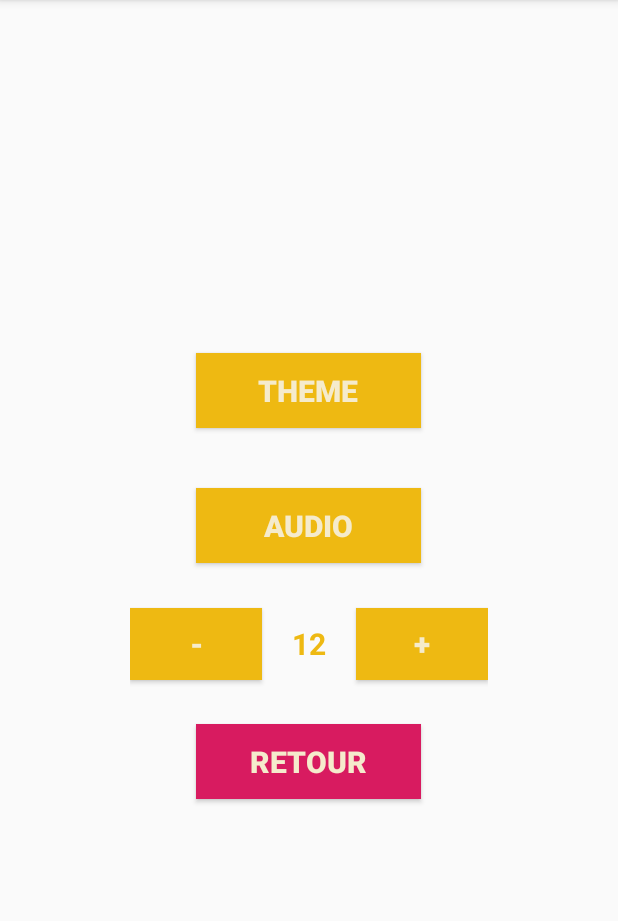
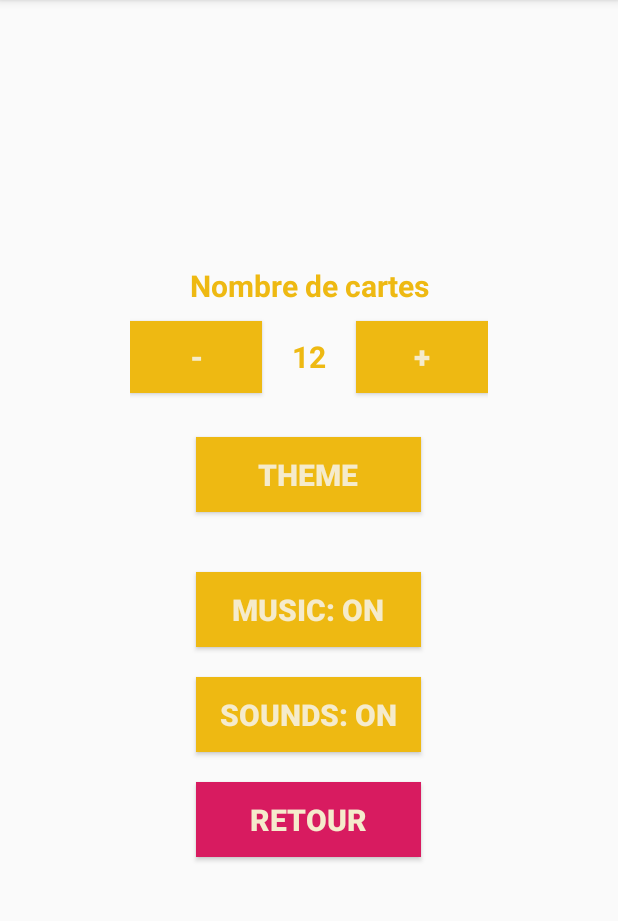
Before and after one commit to Tematuanui/Memoria, an Android app: the screen it shows after launch (OptionsActivity), after a tap on "OPTIONS", on a phone screen of 412 x 824 dp, the part 84-1005 px from its top. Run offline under Robolectric (Android 15) with nearby library versions, the phone set to English and light mode, and no system bars.

Commit message:
ajout de soundBox, et options

```diff
--- a/app/src/main/java/fr/utt/if26/memoria/JouerActivity.java
+++ b/app/src/main/java/fr/utt/if26/memoria/JouerActivity.java
@@ -127,6 +127,8 @@ public class JouerActivity extends AppCompatActivity {
 
         if( c.isLocked() || c == this.visibleCard || this.gameIsPaused )
             return;
+
+        SoundBox.getInstance(getApplicationContext()).cardFlip();
 
         c.returnCard();
 
--- a/app/src/main/java/fr/utt/if26/memoria/MainActivity.java
+++ b/app/src/main/java/fr/utt/if26/memoria/MainActivity.java
@@ -8,33 +8,33 @@ import android.view.View;
 import android.widget.Button;
 
 public class MainActivity extends AppCompatActivity {
-MediaPlayer bip;
-MediaPlayer miiSong;
+    SoundBox soundbox;
 
     @Override
     protected void onCreate(Bundle savedInstanceState) {
         super.onCreate(savedInstanceState);
         setContentView(R.layout.activity_main);
 
-        bip = MediaPlayer.create(getApplicationContext(), R.raw.bip);
-        miiSong = MediaPlayer.create(getApplicationContext(),R.raw.miisong);
+        this.soundbox = SoundBox.getInstance(getApplicationContext());
+        Option opt = Option.getInstance(getApplicationContext());
 
-        miiSong.start();
-        miiSong.setLooping(true);
+        this.soundbox.toggleSounds(opt.areSoundsOn());
+        this.soundbox.startMusic();
+        if( !opt.isMusicOn() ) {
+            this.soundbox.stopMusic();
+        }
+
 
         final Button bt_jouer = (Button)findViewById(R.id.main_bt_jouer);
         final Button bt_options = (Button)findViewById((R.id.main_bt_options));
         final Button bt_scores = (Button)findViewById(R.id.main_bt_scores);
         final Button bt_quitter = (Button)findViewById(R.id.main_bt_quitter);
 
-        final Intent itt_jouer = new Intent(MainActivity.this,JouerActivity.class);
-        final Intent itt_options = new Intent(MainActivity.this,OptionsActivity.class);
-        final Intent itt_scores = new Intent(MainActivity.this,ScoresActivity.class);
-
         bt_jouer.setOnClickListener(new View.OnClickListener() {
             @Override
             public void onClick(View v) {
-                bip.start();
+                soundbox.bip();
+                Intent itt_jouer = new Intent(MainActivity.this,JouerActivity.class);
                 startActivity(itt_jouer);
             }
         });
@@ -42,15 +42,17 @@ MediaPlayer miiSong;
         bt_scores.setOnClickListener(new View.OnClickListener() {
             @Override
             public void onClick(View v) {
-                bip.start();
-                startActivity(itt_scores);
+                soundbox.bip();
+                Intent itt_leaderboard = new Intent(MainActivity.this, LeaderboardActivity.class);
+                startActivity(itt_leaderboard);
             }
         });
 
         bt_options.setOnClickListener(new View.OnClickListener() {
             @Override
             public void onClick(View v) {
-                bip.start();
+                soundbox.bip();
+                Intent itt_options = new Intent(MainActivity.this,OptionsActivity.class);
                 startActivity(itt_options);
             }
         });
@@ -58,7 +60,7 @@ MediaPlayer miiSong;
         bt_quitter.setOnClickListener(new View.OnClickListener() {
             @Override
             public void onClick(View v) {
-                miiSong.stop();
+                soundbox.stopMusic();
                 MainActivity.this.finish();
             }
         });
--- a/app/src/main/java/fr/utt/if26/memoria/Memory.java
+++ b/app/src/main/java/fr/utt/if26/memoria/Memory.java
@@ -196,21 +196,58 @@ class Memory {
     public void setNbCartes(int nbCartes) {
         SharedPreferences sharedPref = this.context.getSharedPreferences("Options", MODE_PRIVATE);
         SharedPreferences.Editor editor = sharedPref.edit();
-        editor.putString("nbCartes", String.valueOf(nbCartes));
+        editor.putInt("nbCartes", nbCartes);
         editor.commit();
     }
 
     public int getNbCartes() {
         SharedPreferences sharedPref = this.context.getSharedPreferences("Options", MODE_PRIVATE);
-        String str_nbCartes = sharedPref.getString("nbCartes", null);
 
-        int nbCartes = 0;
+        int nbCartes;
+
         try {
-            nbCartes = Integer.parseInt(str_nbCartes);
-        } catch(NumberFormatException e) {
+            nbCartes = sharedPref.getInt("nbCartes", Memory.DEFAULT_CARDS_AMOUNT);
+        } catch( ClassCastException e ) {
             nbCartes = Memory.DEFAULT_CARDS_AMOUNT;
         }
 
         return nbCartes;
     }
+
+    public void toggleSounds(boolean flag) {
+        SharedPreferences sharedPref = this.context.getSharedPreferences("Options", MODE_PRIVATE);
+        SharedPreferences.Editor editor = sharedPref.edit();
+        editor.putBoolean("Sounds", flag);
+        editor.commit();
+    }
+    public boolean areSoundsOn() {
+        SharedPreferences sharedPref = this.context.getSharedPreferences("Options", MODE_PRIVATE);
+
+        boolean sounds;
+
+        try {
+            sounds = sharedPref.getBoolean("Sounds", true);
+        } catch( ClassCastException e ) {
+            sounds = true;
+        }
+        return sounds;
+    }
+
+    public void toggleMusic(boolean flag) {
+        SharedPreferences sharedPref = this.context.getSharedPreferences("Options", MODE_PRIVATE);
+        SharedPreferences.Editor editor = sharedPref.edit();
+        editor.putBoolean("Music", flag);
+        editor.commit();
+    }
+    public boolean isMusicOn() {
+        SharedPreferences sharedPref = this.context.getSharedPreferences("Options", MODE_PRIVATE);
+        boolean music;
+        try {
+            music = sharedPref.getBoolean("Music", true);
+        } catch( ClassCastException e ) {
+            music=true;
+        }
+
+        return music;
+    }
 }
--- a/app/src/main/java/fr/utt/if26/memoria/Option.java
+++ b/app/src/main/java/fr/utt/if26/memoria/Option.java
@@ -1,6 +1,7 @@
 package fr.utt.if26.memoria;
 
 import android.content.Context;
+import android.util.Log;
 
 import java.util.ArrayList;
 
@@ -8,12 +9,20 @@ public class Option {
 
     private static Option instance = null;
 
+    private boolean soundsOn;
+    private boolean musicOn;
     private int nbCartes;
     private Context context;
 
     private Option(Context ctx) {
         this.nbCartes = -1;
         this.context = ctx;
+
+        Memory m = Memory.getInstance(ctx);
+        this.soundsOn = m.areSoundsOn();
+        this.musicOn = m.isMusicOn();
+
+        Log.d("LOG", "Option: LOG");
     }
 
     public static Option getInstance(Context ctx) {
@@ -65,4 +74,24 @@ public class Option {
 
         return intArray;
     }
+
+    public void toggleSounds(boolean flag) {
+        Memory m = Memory.getInstance(this.context);
+        m.toggleSounds(flag);
+
+        this.soundsOn = flag;
+    }
+    public boolean areSoundsOn() {
+        return this.soundsOn;
+    }
+
+    public void toggleMusic(boolean flag) {
+        Memory m = Memory.getInstance(this.context);
+        m.toggleMusic(flag);
+
+        this.musicOn = flag;
+    }
+    public boolean isMusicOn() {
+        return this.musicOn;
+    }
 }
--- a/app/src/main/java/fr/utt/if26/memoria/OptionsActivity.java
+++ b/app/src/main/java/fr/utt/if26/memoria/OptionsActivity.java
@@ -7,27 +7,24 @@ import android.content.Context;
 import android.content.DialogInterface;
 import android.media.MediaPlayer;
 import android.os.Bundle;
-import android.view.ContextThemeWrapper;
 import android.view.View;
 import android.widget.Button;
 import android.widget.TextView;
 
-import java.util.ArrayList;
-import java.util.List;
+public class OptionsActivity extends AppCompatActivity {
 
-public class OptionsActivity extends AppCompatActivity {
-    MediaPlayer bip;
-    final Context context = this;
+    private SoundBox soundbox;
+
     @Override
     protected void onCreate(Bundle savedInstanceState) {
         super.onCreate(savedInstanceState);
         setContentView(R.layout.activity_options);
 
-        bip = MediaPlayer.create(getApplicationContext(),R.raw.bip);
-
+        this.soundbox = SoundBox.getInstance(getApplicationContext());
 
         final Button bt_theme = (Button)findViewById(R.id.options_bt_theme);
-        final Button bt_audio = (Button)findViewById(R.id.options_bt_audio);
+        final Button bt_music = (Button)findViewById(R.id.options_bt_music);
+        final Button bt_sounds = (Button)findViewById(R.id.options_bt_sounds);
         final Button bt_retour = (Button)findViewById(R.id.options_bt_retour);
 
 
@@ -35,8 +32,8 @@ public class OptionsActivity extends AppCompatActivity {
 
             @Override
             public void onClick(View arg0) {
-                bip.start();
-                AlertDialog.Builder alertDialogBuilder = new AlertDialog.Builder(context);
+                soundbox.bip();
+                AlertDialog.Builder alertDialogBuilder = new AlertDialog.Builder(OptionsActivity.this);
 
                 alertDialogBuilder.setTitle("CHOIX DE THEME");
 
@@ -47,13 +44,13 @@ public class OptionsActivity extends AppCompatActivity {
                     .setPositiveButton("NORMAL", new DialogInterface.OnClickListener() {
                         @Override
                         public void onClick(DialogInterface dialog, int id) {
-                            bip.start();
+                            soundbox.bip();
                         }
                     })
 
                 .setPositiveButton("DARK", new DialogInterface.OnClickListener() {
                     public void onClick(DialogInterface dialog, int id) {
-                        bip.start();
+                        soundbox.bip();
 
                     }
                 })
@@ -61,7 +58,7 @@ public class OptionsActivity extends AppCompatActivity {
 
                 .setNeutralButton("RETOUR", new DialogInterface.OnClickListener() {
                     public void onClick(DialogInterface dialog, int id) {
-                        bip.start();
+                        soundbox.bip();
                         dialog.cancel();
 
                     }
@@ -77,7 +74,7 @@ public class OptionsActivity extends AppCompatActivity {
         bt_retour.setOnClickListener(new View.OnClickListener() {
             @Override
             public void onClick(View v) {
-                bip.start();
+                soundbox.bip();
                 OptionsActivity.this.finish();
             }
         });
@@ -93,7 +90,7 @@ public class OptionsActivity extends AppCompatActivity {
         bt_moreCards.setOnClickListener(new View.OnClickListener() {
             @Override
             public void onClick(View v) {
-                bip.start();
+                soundbox.bip();
                 int currentNbCards = Integer.parseInt(nbCardsView.getText().toString());
                 int newNbCards = currentNbCards;
 
@@ -115,7 +112,7 @@ public class OptionsActivity extends AppCompatActivity {
         bt_lessCards.setOnClickListener(new View.OnClickListener() {
             @Override
             public void onClick(View v) {
-                bip.start();
+                soundbox.bip();
                 int currentNbCards = Integer.parseInt(nbCardsView.getText().toString());
                 int newNbCards = currentNbCards;
 
@@ -133,5 +130,62 @@ public class OptionsActivity extends AppCompatActivity {
                 nbCardsView.setText(String.valueOf(newNbCards));
             }
         });
+
+
+        //
+        // restauring options from saves
+        //
+        Option opt = Option.getInstance(getApplicationContext());
+        this.toggleSounds(bt_sounds, opt.areSoundsOn());
+        this.toggleMusic(bt_music, opt.isMusicOn());
+
+        bt_music.setOnClickListener(new View.OnClickListener() {
+            @Override
+            public void onClick(View v) {
+                toggleMusic(bt_music);
+                soundbox.bip();
+            }
+        });
+        bt_sounds.setOnClickListener(new View.OnClickListener() {
+            @Override
+            public void onClick(View v) {
+                toggleSounds(bt_sounds);
+                soundbox.bip();
+            }
+        });
+    }
+
+    public void toggleSounds(Button bt_sounds) {
+        String txt = bt_sounds.getText().toString();
+        this.toggleSounds(bt_sounds, txt.toLowerCase().contains("off") );
+    }
+    public void toggleSounds(Button bt_sounds, boolean flag) {
+        String txt = bt_sounds.getText().toString();
+        Option opt = Option.getInstance(getApplicationContext());
+        opt.toggleSounds(flag);
+        if( flag ) {
+            soundbox.toggleSounds(true);
+            bt_sounds.setText( txt.replace("off", "on").replace("OFF", "ON") );
+        } else {
+            soundbox.toggleSounds(false);
+            bt_sounds.setText( txt.replace("on", "off").replace("ON", "OFF") );
+        }
+    }
+
+    public void toggleMusic(Button bt_music) {
+        String txt = bt_music.getText().toString();
+        this.toggleMusic(bt_music, txt.toLowerCase().contains("off") );
+    }
+    public void toggleMusic(Button bt_music, boolean flag) {
+        String txt = bt_music.getText().toString();
+        Option opt = Option.getInstance(getApplicationContext());
+        opt.toggleMusic(flag);
+        if( flag ) {
+            soundbox.startMusic();
+            bt_music.setText( txt.replace("off", "on").replace("OFF", "ON") );
+        } else {
+            soundbox.stopMusic();
+            bt_music.setText( txt.replace("on", "off").replace("ON", "OFF") );
+        }
     }
 }
--- /dev/null
+++ b/app/src/main/java/fr/utt/if26/memoria/SoundBox.java
@@ -0,0 +1,69 @@
+package fr.utt.if26.memoria;
+
+import android.content.Context;
+import android.media.MediaPlayer;
+
+import java.io.IOException;
+
+public class SoundBox {
+    private static SoundBox instance = null;
+
+    private Context context;
+    private boolean soundsOn;
+    private MediaPlayer music;
+    private MediaPlayer bip;
+    private MediaPlayer cardFlip;
+
+    private SoundBox(Context ctx) {
+        this.context = ctx;
+
+        this.music = MediaPlayer.create(this.context,R.raw.miisong);
+
+        this.bip = MediaPlayer.create(this.context, R.raw.bip);
+        this.cardFlip = MediaPlayer.create(this.context, R.raw.cardflip);
+
+        this.soundsOn = true;
+    }
+
+    public static SoundBox getInstance(Context ctx) {
+        if( SoundBox.instance == null )
+            SoundBox.instance = new SoundBox(ctx);
+        else
+            SoundBox.instance.setContext(ctx);
+
+        return SoundBox.instance;
+    }
+
+    public void setContext(Context ctx) {
+        this.context = ctx;
+    }
+
+    public void toggleSounds(){
+        this.toggleSounds(!this.soundsOn);
+    }
+    public void toggleSounds(boolean flag){
+        this.soundsOn = flag;
+    }
+
+    public void bip() {
+        if( ! this.soundsOn ) return;
+
+        this.bip.start();
+    }
+
+    public void cardFlip() {
+        if( ! this.soundsOn ) return;
+
+        this.cardFlip.start();
+    }
+
+
+    public void startMusic() {
+        this.music.start();
+        this.music.setLooping(true);
+    }
+
+    public void stopMusic() {
+        this.music.pause();
+    }
+}
--- a/app/src/main/res/layout/activity_options.xml
+++ b/app/src/main/res/layout/activity_options.xml
@@ -14,19 +14,14 @@
         tools:layout_editor_absoluteX="1dp"
         tools:layout_editor_absoluteY="1dp">
 
-        <Button
-            android:id="@+id/options_bt_theme"
-            style="@style/WonderButton"
-            android:layout_gravity="center"
-            android:gravity="center"
-            android:text="THEME" />
-
-        <Button
-            android:id="@+id/options_bt_audio"
-            style="@style/WonderButton"
-            android:layout_gravity="center"
-            android:gravity="center"
-            android:text="AUDIO" />
+        <TextView
+            android:id="@+id/textView3"
+            android:layout_width="match_parent"
+            android:layout_height="wrap_content"
+            android:padding="0dp"
+            android:text="Nombre de cartes"
+            android:textAlignment="center"
+            android:textSize="20dp" />
 
         <LinearLayout
             android:layout_width="wrap_content"
@@ -58,6 +53,28 @@
         </LinearLayout>
 
         <Button
+            android:id="@+id/options_bt_theme"
+            style="@style/WonderButton"
+            android:layout_gravity="center"
+            android:gravity="center"
+            android:text="THEME" />
+
+        <Button
+            android:id="@+id/options_bt_music"
+            style="@style/WonderButton"
+            android:layout_gravity="center"
+            android:gravity="center"
+            android:text="MUSIC: ON" />
+
+        <Button
+            android:id="@+id/options_bt_sounds"
+            android:layout_width="150dp"
+            android:layout_height="50dp"
+            android:layout_gravity="center"
+            android:gravity="center"
+            android:text="SOUNDS: ON" />
+
+        <Button
             android:id="@+id/options_bt_retour"
             style="@style/WonderButtonQuitter"
             android:layout_gravity="center"
```
Also changed, not shown: app/src/main/java/fr/utt/if26/memoria/LeaderboardActivity.java (+10 -2 lines), 1 other file.
